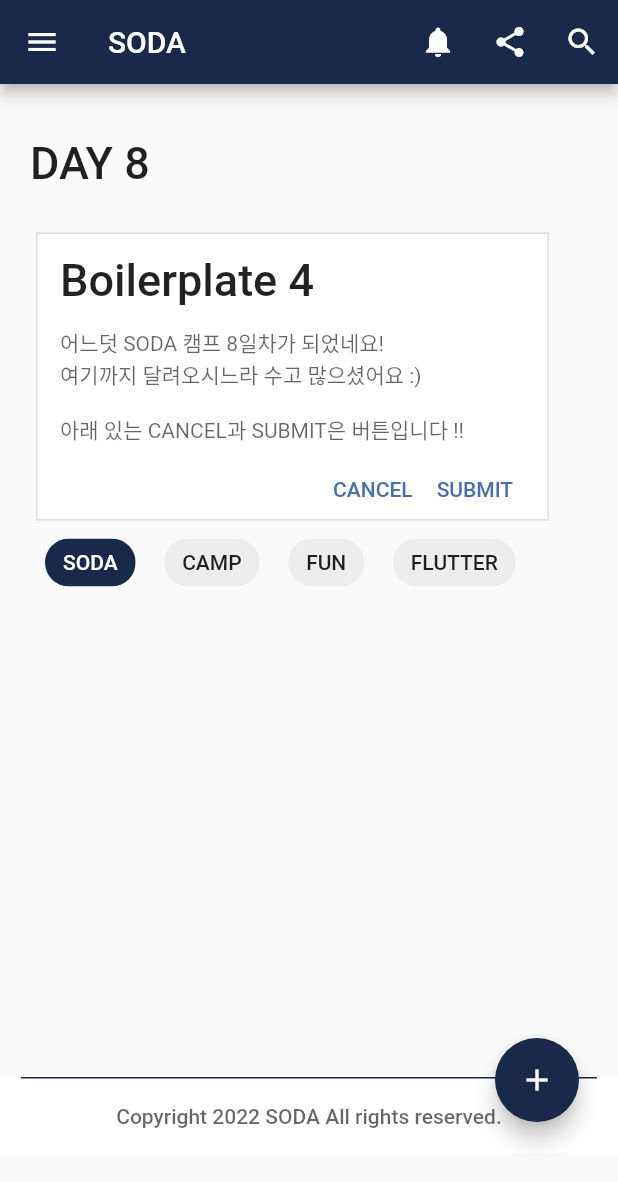
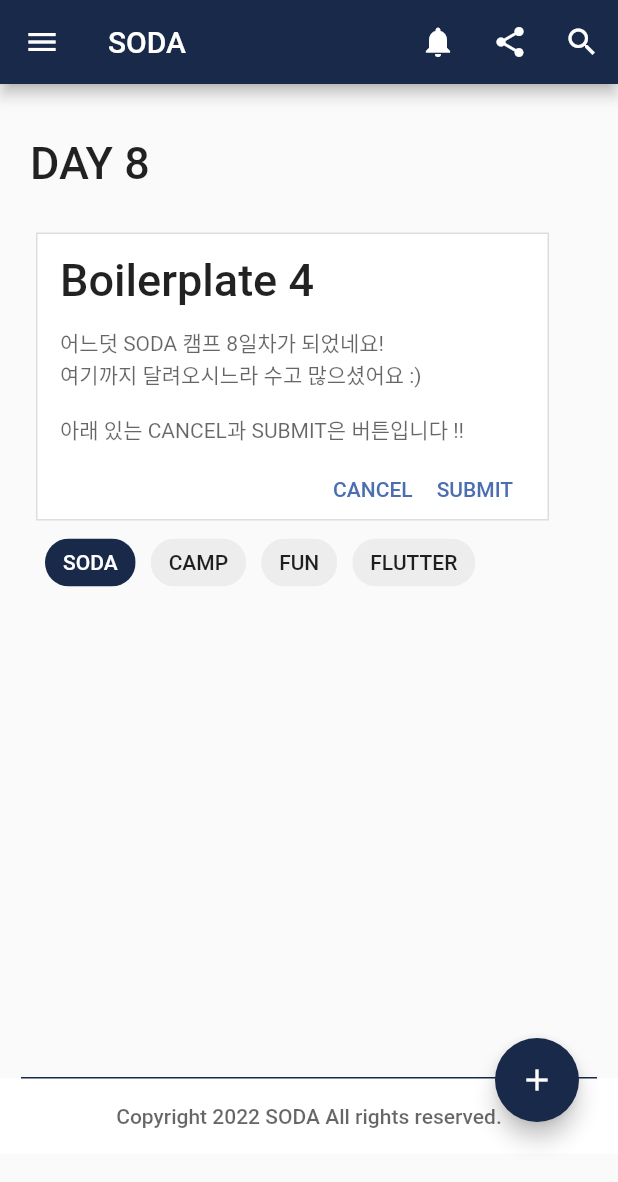
Before and after one commit to Choi-MinUck/flutter_boilerplate4_soda, a Flutter app: the screen it shows after launch, on a phone screen of 412 x 824 dp. Shown: the top 1182 px of the screen. Run offline on Flutter 3.47's test engine with Material 2 defaults, Android fonts, the phone set to English and light mode, and no system bars.

Commit message:
Wrap spacing changed to -5

```diff
--- a/lib/widgets/MyBody/MyChoiceChipInBody.dart
+++ b/lib/widgets/MyBody/MyChoiceChipInBody.dart
@@ -24,7 +24,7 @@ class _MyChoiceChipInBodyState extends State<MyChoiceChipInBody> {
   @override
   Widget build(BuildContext context) {
     return Wrap(
-      spacing: 4,
+      spacing: -5,
       direction: Axis.horizontal,
       children: MyChips(),
     );
```
